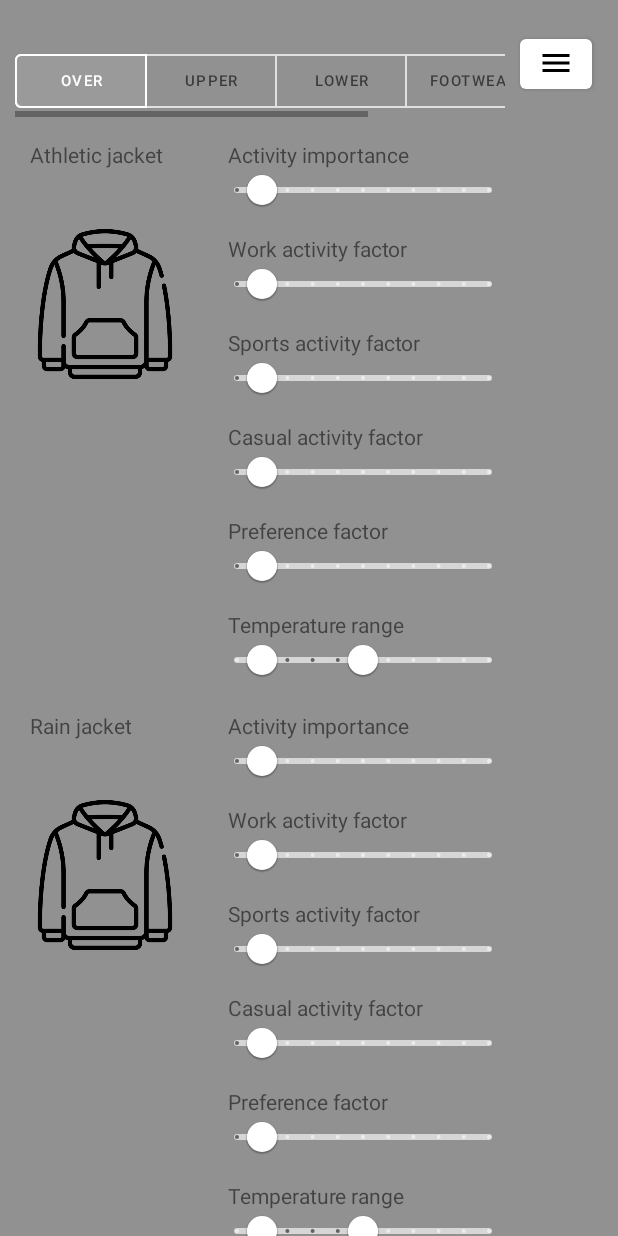
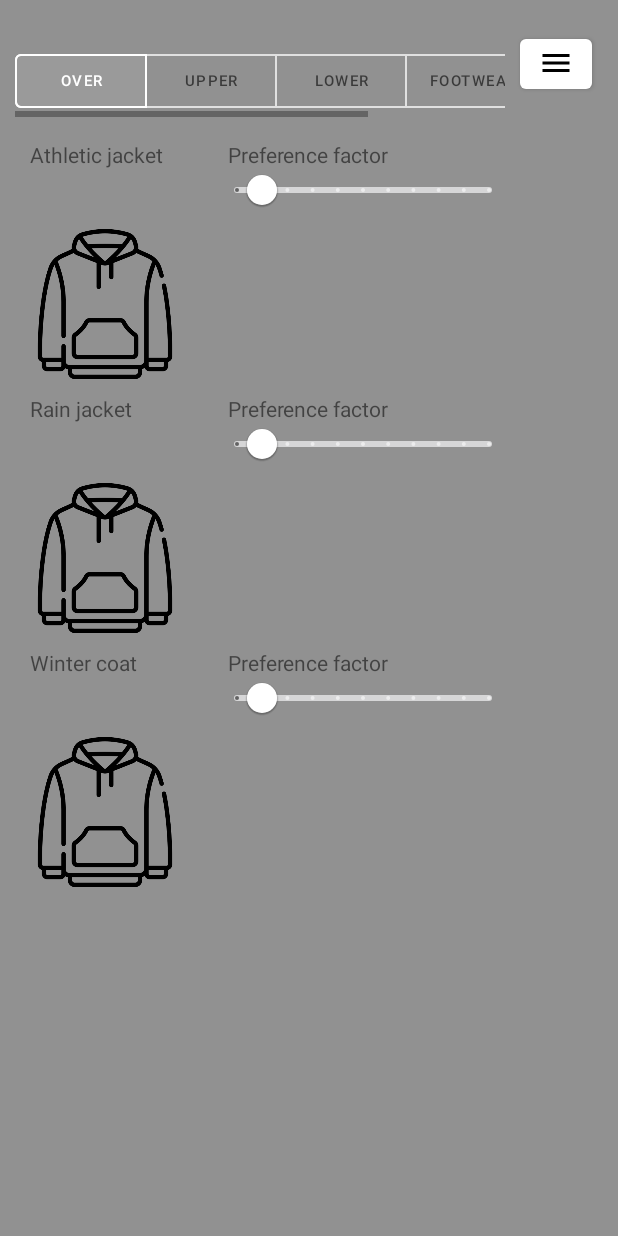
Before and after one commit to aarondls/what-to-wear, an Android app: the MenuActivity screen opened directly, with no data from a screen before it, after a tap on "PREFERENCES", on a phone screen of 412 x 824 dp. Run offline under Robolectric (Android 15) with nearby library versions, the phone set to English and light mode, and no system bars.

Commit message:
Long click on preferences button to display advanced settings

```diff
--- a/app/src/main/java/com/example/whattowear/MenuActivity.java
+++ b/app/src/main/java/com/example/whattowear/MenuActivity.java
@@ -40,7 +40,18 @@ public class MenuActivity extends AppCompatActivity {
             public void onClick(View v) {
                 // Move to preferences screen
                 Intent i = new Intent(MenuActivity.this, PreferencesActivity.class);
+                i.putExtra(PreferencesActivity.IS_ADVANCED_SETTINGS_KEY, false);
                 startActivity(i);
+            }
+        });
+
+        goToPreferencesButton.setOnLongClickListener(new View.OnLongClickListener() {
+            @Override
+            public boolean onLongClick(View v) {
+                Intent i = new Intent(MenuActivity.this, PreferencesActivity.class);
+                i.putExtra(PreferencesActivity.IS_ADVANCED_SETTINGS_KEY, true);
+                startActivity(i);
+                return true;
             }
         });
     }
--- a/app/src/main/java/com/example/whattowear/PreferencesActivity.java
+++ b/app/src/main/java/com/example/whattowear/PreferencesActivity.java
@@ -15,6 +15,7 @@ import com.google.android.material.button.MaterialButtonToggleGroup;
 import static com.example.whattowear.models.Clothing.ClothingType;
 
 public class PreferencesActivity extends AppCompatActivity {
+    public static final String IS_ADVANCED_SETTINGS_KEY = "isAdvancedSettings";
     private Button menuButton;
 
     private RecyclerView preferencesReyclerview;
@@ -38,8 +39,7 @@ public class PreferencesActivity extends AppCompatActivity {
             @Override
             public void onClick(View v) {
                 // Move to menu screen
-                Intent i = new Intent(PreferencesActivity.this, MenuActivity.class);
-                startActivity(i);
+                finish();
             }
         });
 
@@ -63,7 +63,8 @@ public class PreferencesActivity extends AppCompatActivity {
         });
 
         // set up recycler view with adapter
-        preferencesAdapter = new PreferencesAdapter(this, ClothingType.OVER_BODY_GARMENT); // starts with over body
+        // pass in whether advanced settings need to be displayed
+        preferencesAdapter = new PreferencesAdapter(this, ClothingType.OVER_BODY_GARMENT, getIntent().getExtras().getBoolean(IS_ADVANCED_SETTINGS_KEY)); // starts with over body
         preferencesReyclerview.setLayoutManager(new LinearLayoutManager(this));
         preferencesReyclerview.setAdapter(preferencesAdapter);
 
--- a/app/src/main/java/com/example/whattowear/PreferencesAdapter.java
+++ b/app/src/main/java/com/example/whattowear/PreferencesAdapter.java
@@ -25,10 +25,12 @@ public class PreferencesAdapter extends RecyclerView.Adapter<PreferencesAdapter.
     private static final String TAG = "PreferencesAdapter";
     private Context context;
     private ClothingType clothingType;
+    private Boolean isAdvancedSettings;
 
-    public PreferencesAdapter(Context context, ClothingType clothingType) {
+    public PreferencesAdapter(Context context, ClothingType clothingType, Boolean isAdvancedSettings) {
         this.context = context;
         this.clothingType = clothingType;
+        this.isAdvancedSettings = isAdvancedSettings;
     }
 
     @NonNull
@@ -75,12 +77,20 @@ public class PreferencesAdapter extends RecyclerView.Adapter<PreferencesAdapter.
         public TextView preferenceClothingTypeTextview;
         public ImageView clothingIcon;
 
-        public RangeSlider temperatureRangeslider;
+        public TextView activityImportanceTextview;
+        public TextView workFactorTextview;
+        public TextView sportsFactorTextview;
+        public TextView casualFactorTextview;
+        public TextView temperatureImportanceTextview;
+        public TextView temperatureRangeTextview;
+
+        public Slider preferenceFactorSlider;
         public Slider activityImportanceSlider;
         public Slider workActivityFactorSlider;
         public Slider sportsActivityFactorSlider;
         public Slider casualActivityFactorSlider;
-        public Slider preferenceFactorSlider;
+        public Slider temperatureImportanceSlider;
+        public RangeSlider temperatureRangeslider;
 
         public ViewHolder(@NonNull View itemView) {
             super(itemView);
@@ -88,30 +98,32 @@ public class PreferencesAdapter extends RecyclerView.Adapter<PreferencesAdapter.
             preferenceClothingTypeTextview = itemView.findViewById(R.id.preference_clothing_type_textview);
             clothingIcon = itemView.findViewById(R.id.preferences_clothing_icon_imageview);
 
-            temperatureRangeslider = itemView.findViewById(R.id.temperature_rangeslider);
+            activityImportanceTextview = itemView.findViewById(R.id.preferences_activity_importance_textview);
+            workFactorTextview = itemView.findViewById(R.id.preferences_work_factor_textview);
+            sportsFactorTextview = itemView.findViewById(R.id.preferences_sports_factor_textview);
+            casualFactorTextview = itemView.findViewById(R.id.preferences_casual_factor_textview);
+            temperatureImportanceTextview = itemView.findViewById(R.id.preferences_temperature_importance_textview);
+            temperatureRangeTextview = itemView.findViewById(R.id.preferences_temperature_range_textview);
+
+            preferenceFactorSlider = itemView.findViewById(R.id.preferences_factor_slider);
             activityImportanceSlider = itemView.findViewById(R.id.activity_importance_slider);
             workActivityFactorSlider = itemView.findViewById(R.id.activity_work_factor_slider);
             sportsActivityFactorSlider = itemView.findViewById(R.id.activity_sports_factor_slider);
             casualActivityFactorSlider = itemView.findViewById(R.id.activity_casual_factor_slider);
-            preferenceFactorSlider = itemView.findViewById(R.id.preferences_factor_slider);
+            temperatureImportanceSlider = itemView.findViewById(R.id.temperature_importance_slider);
+            temperatureRangeslider = itemView.findViewById(R.id.temperature_rangeslider);
 
-            temperatureRangeslider.addOnChangeListener(new RangeSlider.OnChangeListener() {
+            // Set up the basic preferences first
+            preferenceFactorSlider.addOnChangeListener(new Slider.OnChangeListener() {
                 @Override
-                public void onValueChange(@NonNull RangeSlider slider, float value, boolean fromUser) {
-                    // check which change
-                    List<Float> endpointValues = slider.getValues();
-                    // TODO: change the temp factor of the associated clothing ranker
-                    if (endpointValues.get(0) == value) {
-                        // change is the first end point
-                        clothingRanker.setTemperatureLowerRange(Math.round(value));
-                    } else {
-                        // change is the last end point
-                        clothingRanker.setTemperatureUpperRange(Math.round(value));
-                    }
-
+                public void onValueChange(@NonNull Slider slider, float value, boolean fromUser) {
+                    clothingRanker.setPreferenceFactor(Math.round(value));
                 }
             });
 
+            // Set up the advanced preferences, if user requested for it
+            if (isAdvancedSettings) {
+                // set up advanced settings
                 activityImportanceSlider.addOnChangeListener(new Slider.OnChangeListener() {
                     @Override
                     public void onValueChange(@NonNull Slider slider, float value, boolean fromUser) {
@@ -141,12 +153,48 @@ public class PreferencesAdapter extends RecyclerView.Adapter<PreferencesAdapter.
                     }
                 });
 
-            preferenceFactorSlider.addOnChangeListener(new Slider.OnChangeListener() {
+                temperatureImportanceSlider.addOnChangeListener(new Slider.OnChangeListener() {
                     @Override
                     public void onValueChange(@NonNull Slider slider, float value, boolean fromUser) {
-                    clothingRanker.setPreferenceFactor(Math.round(value));
+                        clothingRanker.setTemperatureImportance(Math.round(value));
                     }
                 });
+
+                temperatureRangeslider.addOnChangeListener(new RangeSlider.OnChangeListener() {
+                    @Override
+                    public void onValueChange(@NonNull RangeSlider slider, float value, boolean fromUser) {
+                        // check which change
+                        List<Float> endpointValues = slider.getValues();
+                        // TODO: change the temp factor of the associated clothing ranker
+                        if (endpointValues.get(0) == value) {
+                            // change is the first end point
+                            Log.i(TAG, "Temp lower range changed to " + value);
+                            clothingRanker.setTemperatureLowerRange(Math.round(value));
+                        } else {
+                            // change is the last end point
+                            Log.i(TAG, "Temp upper range changed to " + value);
+                            clothingRanker.setTemperatureUpperRange(Math.round(value));
+                        }
+
+                    }
+                });
+            } else {
+                // hide advanced settings
+                activityImportanceSlider.setVisibility(View.GONE);
+                workActivityFactorSlider.setVisibility(View.GONE);
+                sportsActivityFactorSlider.setVisibility(View.GONE);
+                casualActivityFactorSlider.setVisibility(View.GONE);
+                temperatureImportanceSlider.setVisibility(View.GONE);
+                temperatureRangeslider.setVisibility(View.GONE);
+
+                activityImportanceTextview.setVisibility(View.GONE);
+                workFactorTextview.setVisibility(View.GONE);
+                sportsFactorTextview.setVisibility(View.GONE);
+                casualFactorTextview.setVisibility(View.GONE);
+                temperatureImportanceTextview.setVisibility(View.GONE);
+                temperatureRangeTextview.setVisibility(View.GONE);
+            }
+
         }
 
         public void bind(ClothingRanker clothingRanker) {
@@ -157,16 +205,22 @@ public class PreferencesAdapter extends RecyclerView.Adapter<PreferencesAdapter.
 
             clothingIcon.setImageResource(clothingRanker.getClothingTypeIconID());
 
+
+            preferenceFactorSlider.setValue(clothingRanker.getPreferenceFactor());
+
+            // Check if advanced settings need to be set
+            if (isAdvancedSettings) {
+                activityImportanceSlider.setValue(clothingRanker.getActivityImportance());
+                workActivityFactorSlider.setValue(clothingRanker.getWorkActivityFactor());
+                sportsActivityFactorSlider.setValue(clothingRanker.getSportsActivityFactor());
+                casualActivityFactorSlider.setValue(clothingRanker.getCasualActivityFactor());
+                temperatureImportanceSlider.setValue(clothingRanker.getTemperatureImportance());
+
                 List<Float> tempRange = new ArrayList<>();
                 tempRange.add((float) clothingRanker.getTemperatureLowerRange());
                 tempRange.add((float) clothingRanker.getTemperatureUpperRange());
                 temperatureRangeslider.setValues(tempRange);
-
-            activityImportanceSlider.setValue(clothingRanker.getActivityImportance());
-            workActivityFactorSlider.setValue(clothingRanker.getWorkActivityFactor());
-            sportsActivityFactorSlider.setValue(clothingRanker.getSportsActivityFactor());
-            casualActivityFactorSlider.setValue(clothingRanker.getCasualActivityFactor());
-            preferenceFactorSlider.setValue(clothingRanker.getPreferenceFactor());
             }
         }
     }
+}
--- a/app/src/main/java/com/example/whattowear/models/ClothingRanker.java
+++ b/app/src/main/java/com/example/whattowear/models/ClothingRanker.java
@@ -7,11 +7,12 @@ public class ClothingRanker {
     private String clothingTypeName;
     private int clothingTypeIconID;
 
+    private int preferenceFactor; // how much the user likes this piece of clothing
+
+    // Temperature factors
+    private int temperatureImportance; // how sensitive this clothing is to the temp range
     private int temperatureUpperRange;
     private int temperatureLowerRange;
-    private static final int temperatureImportance = 100; // how sensitive this clothing is to the temp range
-
-    private int preferenceFactor; // how much the user likes this piece of clothing
 
     // Activity factors
     private int activityImportance; // how relevant this clothing is to the activity
@@ -24,10 +25,11 @@ public class ClothingRanker {
         this.clothingTypeIconID = clothingTypeIconID;
 
         // TODO: Get these from parse
+        temperatureImportance = 50;
         temperatureUpperRange = 10;
         temperatureLowerRange = 50;
         preferenceFactor = 10;
-        activityImportance = 10;
+        activityImportance = 50;
         workActivityFactor = 10;
         sportsActivityFactor = 10;
         casualActivityFactor = 10;
@@ -89,6 +91,10 @@ public class ClothingRanker {
         return clothingTypeIconID;
     }
 
+    public int getTemperatureImportance() {
+        return temperatureImportance;
+    }
+
     public int getTemperatureUpperRange() {
         return temperatureUpperRange;
     }
@@ -121,6 +127,10 @@ public class ClothingRanker {
         this.activityImportance = activityImportance;
     }
 
+    public void setTemperatureImportance(int temperatureImportance) {
+        this.temperatureImportance = temperatureImportance;
+    }
+
     public void setTemperatureUpperRange(int temperatureUpperRange) {
         this.temperatureUpperRange = temperatureUpperRange;
     }
--- a/app/src/main/res/layout/item_preferences_row.xml
+++ b/app/src/main/res/layout/item_preferences_row.xml
@@ -84,6 +84,23 @@
         app:trackColorInactive="@color/quantum_bluegrey100"/>
 
     <com.google.android.material.slider.Slider
+        android:id="@+id/temperature_importance_slider"
+        android:layout_width="200dp"
+        android:layout_height="61dp"
+        android:layout_below="@+id/preferences_temperature_importance_textview"
+        android:layout_alignStart="@+id/preferences_temperature_importance_textview"
+        android:layout_marginStart="-10dp"
+        android:layout_marginTop="-10dp"
+        android:stepSize="10"
+        android:value="20"
+        android:valueFrom="0"
+        android:valueTo="100"
+        app:haloColor="@color/quantum_bluegrey700"
+        app:labelBehavior="floating"
+        app:trackColorActive="@color/quantum_bluegrey400"
+        app:trackColorInactive="@color/quantum_bluegrey100"/>
+
+    <com.google.android.material.slider.Slider
         android:id="@+id/preferences_factor_slider"
         android:layout_width="200dp"
         android:layout_height="61dp"
@@ -130,10 +147,10 @@
         android:id="@+id/preferences_activity_importance_textview"
         android:layout_width="wrap_content"
         android:layout_height="wrap_content"
-        android:layout_alignParentStart="true"
-        android:layout_alignParentTop="true"
-        android:layout_marginStart="152dp"
-        android:layout_marginTop="10dp"
+        android:layout_below="@+id/preferences_factor_slider"
+        android:layout_alignStart="@+id/preferences_preference_factor_textview"
+        android:layout_marginStart="0dp"
+        android:layout_marginTop="5dp"
         android:text="Activity importance"/>
 
     <TextView
@@ -170,19 +187,29 @@
         android:id="@+id/preferences_preference_factor_textview"
         android:layout_width="wrap_content"
         android:layout_height="wrap_content"
-        android:layout_below="@+id/activity_casual_factor_slider"
-        android:layout_alignStart="@+id/preferences_casual_factor_textview"
-        android:layout_marginStart="0dp"
-        android:layout_marginTop="5dp"
+        android:layout_alignParentStart="true"
+        android:layout_alignParentTop="true"
+        android:layout_marginStart="152dp"
+        android:layout_marginTop="10dp"
         android:text="Preference factor"/>
 
     <TextView
         android:id="@+id/preferences_temperature_range_textview"
         android:layout_width="wrap_content"
         android:layout_height="wrap_content"
-        android:layout_below="@+id/preferences_factor_slider"
-        android:layout_alignStart="@+id/preferences_preference_factor_textview"
+        android:layout_below="@+id/temperature_importance_slider"
+        android:layout_alignStart="@+id/preferences_temperature_importance_textview"
         android:layout_marginStart="0dp"
         android:layout_marginTop="5dp"
         android:text="Temperature range"/>
+
+    <TextView
+        android:id="@+id/preferences_temperature_importance_textview"
+        android:layout_width="wrap_content"
+        android:layout_height="wrap_content"
+        android:layout_below="@+id/activity_casual_factor_slider"
+        android:layout_alignStart="@+id/preferences_casual_factor_textview"
+        android:layout_marginStart="0dp"
+        android:layout_marginTop="5dp"
+        android:text="Temperature importance"/>
 </RelativeLayout>
```
Lines whose indentation alone changed are shown as unchanged.
